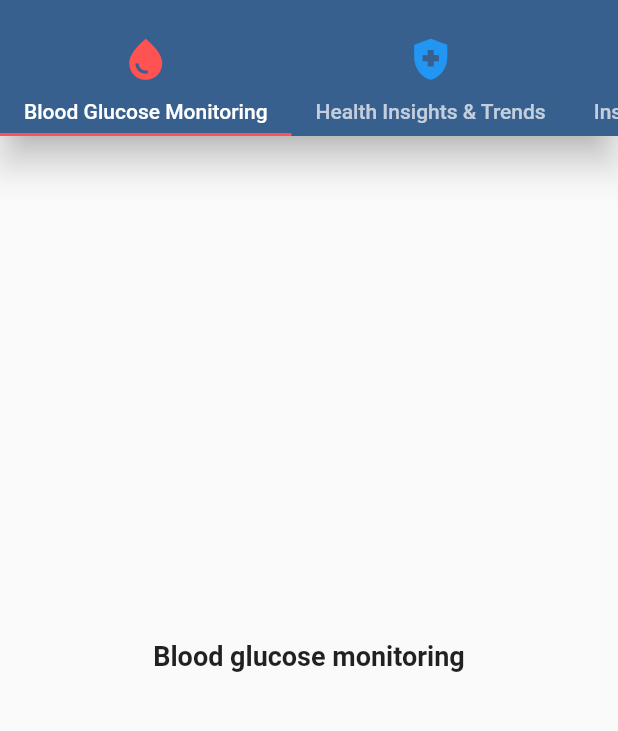
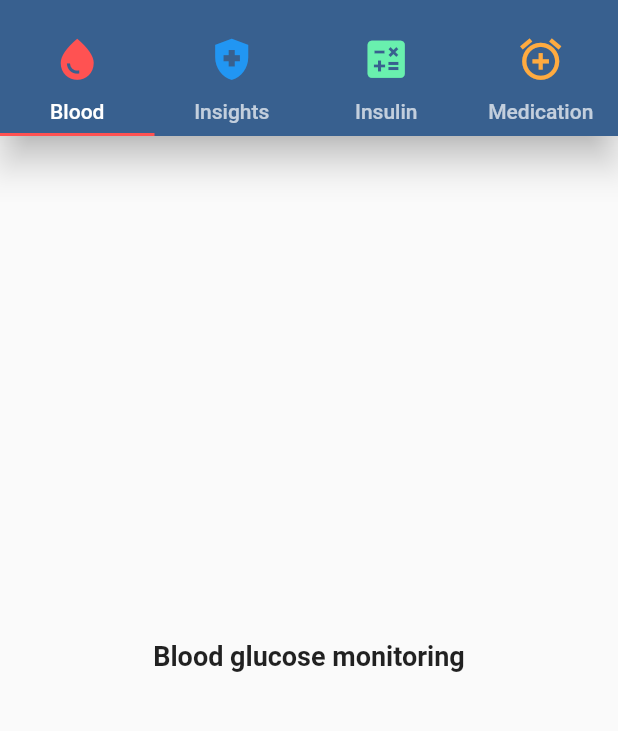
Before and after one commit to Abdullah6445/Diabetes-Care-Taker, a Flutter app: the screen it shows after launch, on a phone screen of 412 x 824 dp, the part 59-790 px from its top. Run offline on Flutter 3.47's test engine with Material 3 defaults, Android fonts, the phone set to English and light mode, and no system bars.

Commit message:
create popupClass,offset done,change in tabBar appearance

```diff
--- a/lib/PAGES/homePage.dart
+++ b/lib/PAGES/homePage.dart
@@ -3,6 +3,7 @@ import 'package:diabetes_care_taker/COMPONENTS_PAGES/healthInsightsPage.dart';
 import 'package:diabetes_care_taker/COMPONENTS_PAGES/insulinDosePage.dart';
 import 'package:diabetes_care_taker/COMPONENTS_PAGES/medicationReminderPage.dart';
 import 'package:diabetes_care_taker/PAGES/drawerPage.dart';
+import 'package:diabetes_care_taker/PAGES/popupMenuPage.dart';
 import 'package:flutter/material.dart';
 
 class homePage extends StatelessWidget {
@@ -16,48 +17,7 @@ class homePage extends StatelessWidget {
         drawer: drawerPage(),
         appBar: AppBar(
           actions: [
-            PopupMenuButton(
-              itemBuilder: (context) => [
-                PopupMenuItem(
-                    child: ListTile(
-                  onTap: () {},
-                  horizontalTitleGap: 0,
-                  leading:
-                      Icon(Icons.info_outline_rounded, color: Colors.black),
-                  title: Text("ABOUT App"),
-                )),
-                PopupMenuItem(
-                    child: ListTile(
-                  onTap: () {},
-                  horizontalTitleGap: 0,
-                  leading: Icon(Icons.contact_emergency_outlined,
-                      color: Colors.black),
-                  title: Text("Contact Us"),
-                )),
-                PopupMenuItem(
-                    child: ListTile(
-                  onTap: () {},
-                  horizontalTitleGap: 0,
-                  leading:
-                      Icon(Icons.help_center_outlined, color: Colors.black),
-                  title: Text("Help"),
-                )),
-                PopupMenuItem(
-                    child: ListTile(
-                  onTap: () {},
-                  horizontalTitleGap: 0,
-                  leading: Icon(Icons.group, color: Colors.black),
-                  title: Text("Developers"),
-                )),
-                PopupMenuItem(
-                    child: ListTile(
-                  onTap: () {},
-                  horizontalTitleGap: 0,
-                  leading: Icon(Icons.menu_book_sharp, color: Colors.black),
-                  title: Text("Terms and Privacy Policy"),
-                )),
-              ],
-            )
+            popupMenuPage(),
           ],
           elevation: 10,
           // centerTitle: true,
@@ -66,8 +26,8 @@ class homePage extends StatelessWidget {
             style: TextStyle(fontWeight: FontWeight.w900),
           ),
           bottom: TabBar(
-            isScrollable: true,
-            tabAlignment: TabAlignment.start,
+            // isScrollable: true,
+            // tabAlignment: TabAlignment.start,
             indicatorColor: Colors.redAccent,
             tabs: [
               Tab(
@@ -76,7 +36,7 @@ class homePage extends StatelessWidget {
                   Icons.water_drop_sharp,
                   color: Colors.redAccent,
                 ),
-                child: Text("Blood Glucose Monitoring"),
+                child: Text("Blood"),
               ),
               Tab(
                 icon: Icon(
@@ -84,7 +44,7 @@ class homePage extends StatelessWidget {
                   Icons.health_and_safety,
                   color: Colors.blue,
                 ),
-                child: Text("Health Insights & Trends"),
+                child: Text("Insights"),
               ),
               Tab(
                 icon: Icon(
@@ -92,7 +52,7 @@ class homePage extends StatelessWidget {
                   Icons.calculate,
                   color: Colors.greenAccent,
                 ),
-                child: Text("Insulin Dose Calculation"),
+                child: Text("Insulin"),
               ),
               Tab(
                 icon: Icon(
@@ -100,7 +60,7 @@ class homePage extends StatelessWidget {
                   Icons.alarm_add,
                   color: Colors.orangeAccent,
                 ),
-                child: Text("Medication Reminder"),
+                child: Text("Medication"),
               ),
             ],
           ),
--- /dev/null
+++ b/lib/PAGES/popupMenuPage.dart
@@ -0,0 +1,49 @@
+import 'package:flutter/material.dart';
+
+class popupMenuPage extends StatelessWidget {
+  const popupMenuPage({super.key});
+
+  @override
+  Widget build(BuildContext context) {
+    return PopupMenuButton(
+      offset: Offset(0, 50),
+      itemBuilder: (context) => [
+        PopupMenuItem(
+            child: ListTile(
+          onTap: () {},
+          horizontalTitleGap: 0,
+          leading: Icon(Icons.info_outline_rounded, color: Colors.black),
+          title: Text("ABOUT App"),
+        )),
+        PopupMenuItem(
+            child: ListTile(
+          onTap: () {},
+          horizontalTitleGap: 0,
+          leading: Icon(Icons.contact_emergency_outlined, color: Colors.black),
+          title: Text("Contact Us"),
+        )),
+        PopupMenuItem(
+            child: ListTile(
+          onTap: () {},
+          horizontalTitleGap: 0,
+          leading: Icon(Icons.help_center_outlined, color: Colors.black),
+          title: Text("Help"),
+        )),
+        PopupMenuItem(
+            child: ListTile(
+          onTap: () {},
+          horizontalTitleGap: 0,
+          leading: Icon(Icons.group, color: Colors.black),
+          title: Text("Developers"),
+        )),
+        PopupMenuItem(
+            child: ListTile(
+          onTap: () {},
+          horizontalTitleGap: 0,
+          leading: Icon(Icons.menu_book_sharp, color: Colors.black),
+          title: Text("Terms and Privacy Policy"),
+        )),
+      ],
+    );
+  }
+}
```
